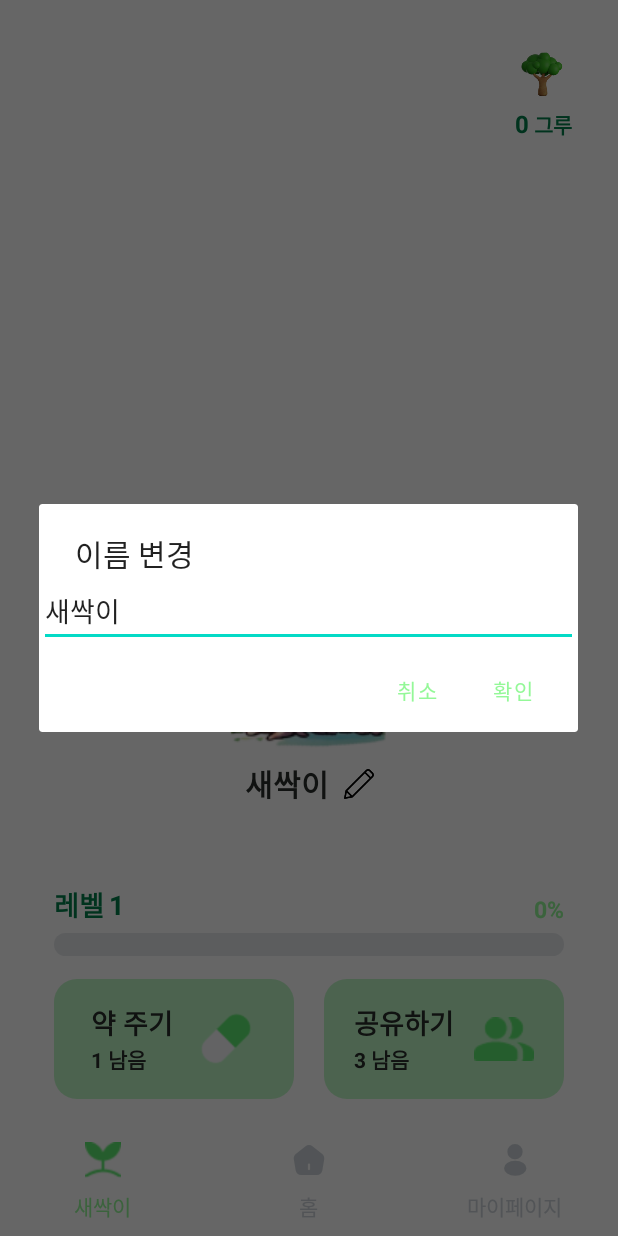
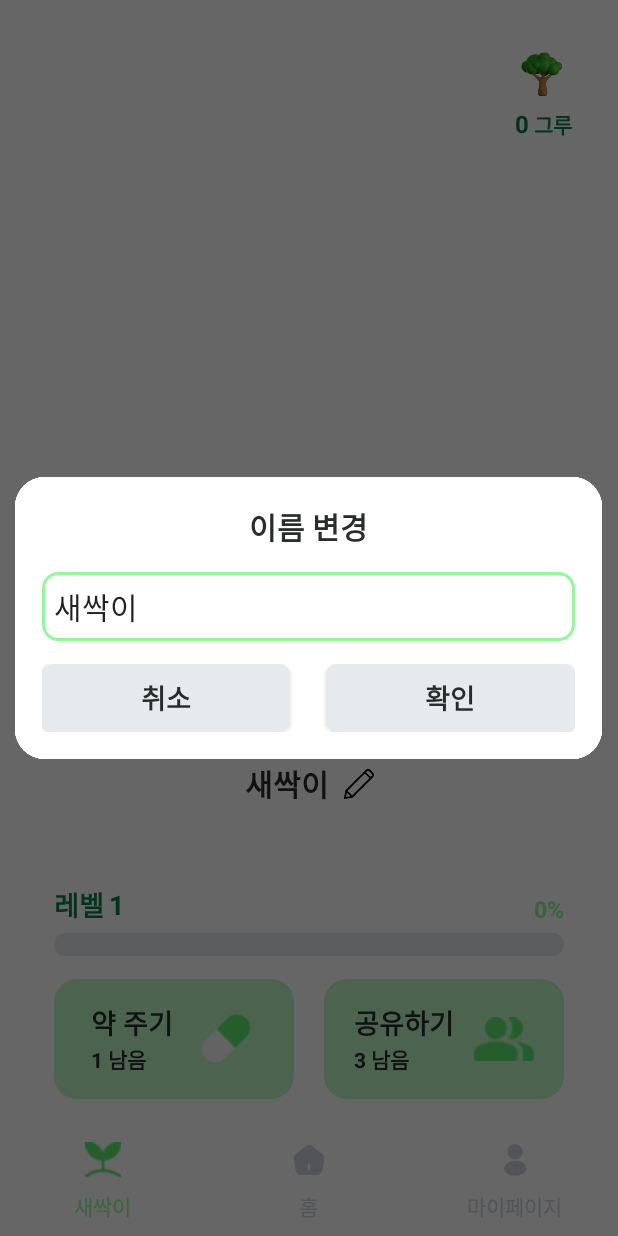
Before and after one commit to BanDalKang/Medi_seed, an Android app: the screen it shows after launch (MainActivity), after a tap on an icon or button, on a phone screen of 412 x 824 dp. Run offline under Robolectric (Android 15) with nearby library versions, the phone set to English and light mode, and no system bars.

Commit message:
feat: Dialog 레이아웃 수정

```diff
--- a/app/src/main/java/com/mediseed/mediseed/ui/sprout/SproutFragment.kt
+++ b/app/src/main/java/com/mediseed/mediseed/ui/sprout/SproutFragment.kt
@@ -2,15 +2,21 @@ package com.mediseed.mediseed.ui.sprout
 
 import android.Manifest
 import android.app.AlertDialog
+import android.content.Context
 import android.content.Intent
 import android.content.pm.PackageManager
+import android.graphics.Color
+import android.graphics.drawable.ColorDrawable
 import android.location.Location
 import android.os.Bundle
 import android.util.Log
 import android.view.LayoutInflater
 import android.view.View
 import android.view.ViewGroup
+import android.view.inputmethod.InputMethodManager
+import android.widget.Button
 import android.widget.EditText
+import android.widget.TextView
 import android.widget.Toast
 import androidx.core.app.ActivityCompat
 import androidx.core.content.ContextCompat
@@ -41,6 +47,8 @@ class SproutFragment : Fragment() {
     ): View? {
         _binding = FragmentSproutBinding.inflate(inflater, container, false)
         return binding.root
+
+
     }
 
     override fun onViewCreated(view: View, savedInstanceState: Bundle?) {
@@ -126,14 +134,18 @@ class SproutFragment : Fragment() {
     }
 
     private fun showNameEditDialog() {
-        val builder = AlertDialog.Builder(requireContext())
-        builder.setTitle("이름 변경")
+        val dialogView = LayoutInflater.from(requireContext()).inflate(R.layout.custom_dialog_layout, null)
+        val input = dialogView.findViewById<EditText>(R.id.dialogInput)
+        val confirmButton = dialogView.findViewById<Button>(R.id.dialogConfirmButton)
+        val cancelButton = dialogView.findViewById<Button>(R.id.dialogCancelButton)
 
-        val input = EditText(requireContext())
         input.setText(binding.nameTextView.text)
-        builder.setView(input)
 
-        builder.setPositiveButton("확인") { dialog, _ ->
+        val dialog = AlertDialog.Builder(requireContext(), R.style.CustomAlertDialogStyle)
+            .setView(dialogView)
+            .create()
+
+        confirmButton.setOnClickListener {
             val newName = input.text.toString()
             if (newName.isNotBlank()) {
                 sproutViewModel.updateSproutName(newName)
@@ -141,11 +153,13 @@ class SproutFragment : Fragment() {
             dialog.dismiss()
         }
 
-        builder.setNegativeButton("취소") { dialog, _ ->
+        cancelButton.setOnClickListener {
             dialog.cancel()
         }
 
-        builder.show()
+        dialog.show()
+        input.requestFocus()
+
     }
 
     private fun updateSproutImage(level: Int) {
--- /dev/null
+++ b/app/src/main/res/drawable/button_background.xml
@@ -0,0 +1,14 @@
+<selector xmlns:android="http://schemas.android.com/apk/res/android">
+    <item android:state_pressed="true" >
+        <shape>
+            <solid android:color="@color/green_100"/>
+            <corners android:radius="8dp"/>
+        </shape>
+    </item>
+    <item android:state_pressed="false" >
+        <shape>
+            <solid android:color="@color/grey_light"/>
+            <corners android:radius="8dp"/>
+        </shape>
+    </item>
+</selector>
--- /dev/null
+++ b/app/src/main/res/drawable/edit_text_background.xml
@@ -0,0 +1,30 @@
+<?xml version="1.0" encoding="utf-8"?>
+<selector xmlns:android="http://schemas.android.com/apk/res/android">
+
+    <item android:state_focused="true">
+        <shape xmlns:android="http://schemas.android.com/apk/res/android" android:shape="rectangle">
+            <stroke
+                android:width="2dp"
+                android:color="@color/green_200" />
+            <corners android:radius="10dp"/>
+            <solid
+                android:color="@color/white" />
+        </shape>
+
+    </item>
+
+    <item android:state_focused="false">
+        <shape xmlns:android="http://schemas.android.com/apk/res/android" android:shape="rectangle">
+            <stroke
+                android:width="2dp"
+                android:color="@color/grey" />
+            <corners android:radius="10dp"/>
+            <solid
+                android:color="@color/white" />
+            <padding android:bottom="5dp" android:left="10dp" android:right="10dp" android:top="5dp">
+            </padding>
+        </shape>
+
+    </item>
+
+</selector>
--- a/app/src/main/res/drawable/layout_bg.xml
+++ b/app/src/main/res/drawable/layout_bg.xml
@@ -1,6 +1,6 @@
 <?xml version="1.0" encoding="utf-8"?>
 <shape xmlns:android="http://schemas.android.com/apk/res/android"
     android:shape="rectangle">
-    <solid android:color="@color/green_100" />
-    <corners android:radius="15dp" />
+    <solid android:color="@color/white" />
+    <corners android:radius="20dp" />
 </shape>
--- /dev/null
+++ b/app/src/main/res/layout/custom_dialog_layout.xml
@@ -0,0 +1,62 @@
+<?xml version="1.0" encoding="utf-8"?>
+<LinearLayout xmlns:android="http://schemas.android.com/apk/res/android"
+    android:layout_width="match_parent"
+    android:layout_height="wrap_content"
+    android:background="@drawable/layout_bg"
+    android:padding="18dp"
+    android:gravity="center"
+    android:orientation="vertical">
+
+    <TextView
+        android:id="@+id/dialogTitle"
+        android:layout_width="match_parent"
+        android:layout_height="wrap_content"
+        android:text="이름 변경"
+        android:textSize="20sp"
+        android:textStyle="bold"
+        android:gravity="center"
+        android:textColor="@color/black_light"/>
+
+    <EditText
+        android:id="@+id/dialogInput"
+        android:layout_width="match_parent"
+        android:layout_height="wrap_content"
+        android:layout_marginTop="15dp"
+        android:hint=" 새 이름을 입력하세요"
+        android:inputType="text"
+        android:textSize="20sp"
+        android:padding="8dp"
+        android:background="@drawable/edit_text_background"/>
+
+    <LinearLayout
+        android:layout_width="match_parent"
+        android:layout_height="wrap_content"
+        android:layout_marginTop="15dp"
+        android:orientation="horizontal">
+
+        <android.widget.Button
+            android:id="@+id/dialogCancelButton"
+            android:layout_width="0dp"
+            android:layout_height="45dp"
+            android:layout_marginEnd="8dp"
+            android:layout_weight="1"
+            android:text="취소"
+            android:textSize="18sp"
+            android:textStyle="bold"
+            android:background="@drawable/button_background"
+            android:textColor="@color/black_light"/>
+
+        <android.widget.Button
+            android:id="@+id/dialogConfirmButton"
+            android:layout_width="0dp"
+            android:layout_height="45dp"
+            android:layout_weight="1"
+            android:text="확인"
+            android:textSize="18sp"
+            android:textStyle="bold"
+            android:layout_marginStart="16dp"
+            android:background="@drawable/button_background"
+            android:textColor="@color/black_light"/>
+    </LinearLayout>
+
+</LinearLayout>
--- /dev/null
+++ b/app/src/main/res/values/styles.xml
@@ -0,0 +1,9 @@
+<?xml version="1.0" encoding="utf-8"?>
+<resources>
+
+    <style name="CustomAlertDialogStyle" parent="Theme.AppCompat.Light.Dialog.Alert">
+        <item name="android:windowBackground">@android:color/transparent</item>
+        <item name="android:background">@drawable/layout_bg</item>
+    </style>
+
+</resources>
```
